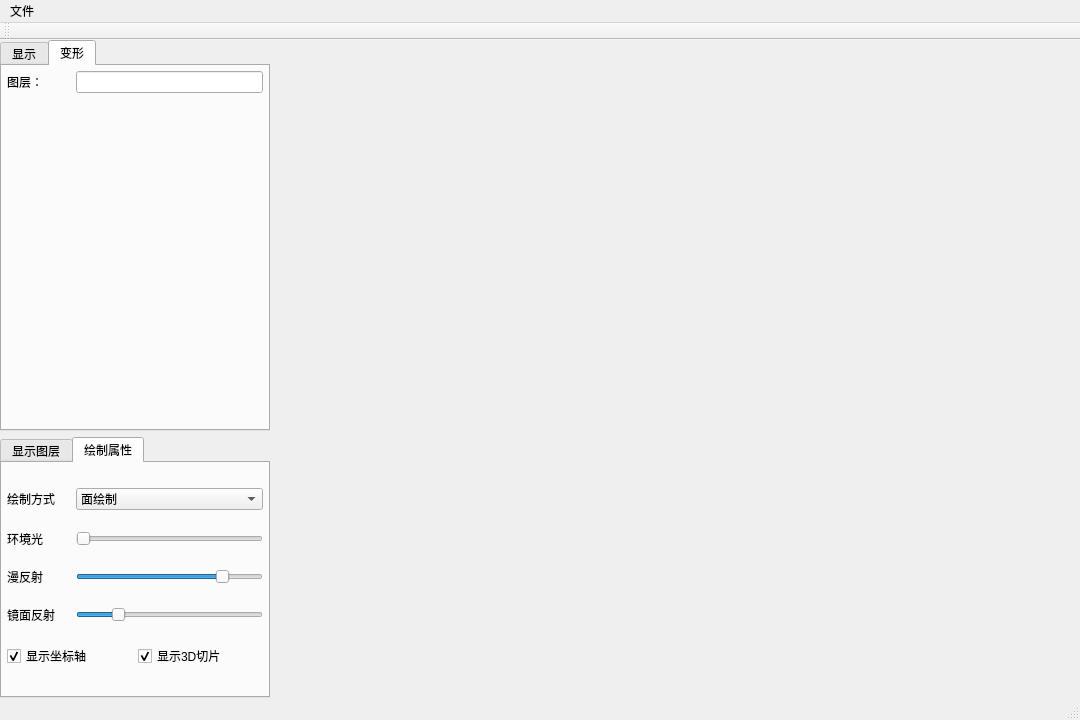
Qt form Viewer/Viewer.ui (Imanity/MedicalToolkit) before a commit.
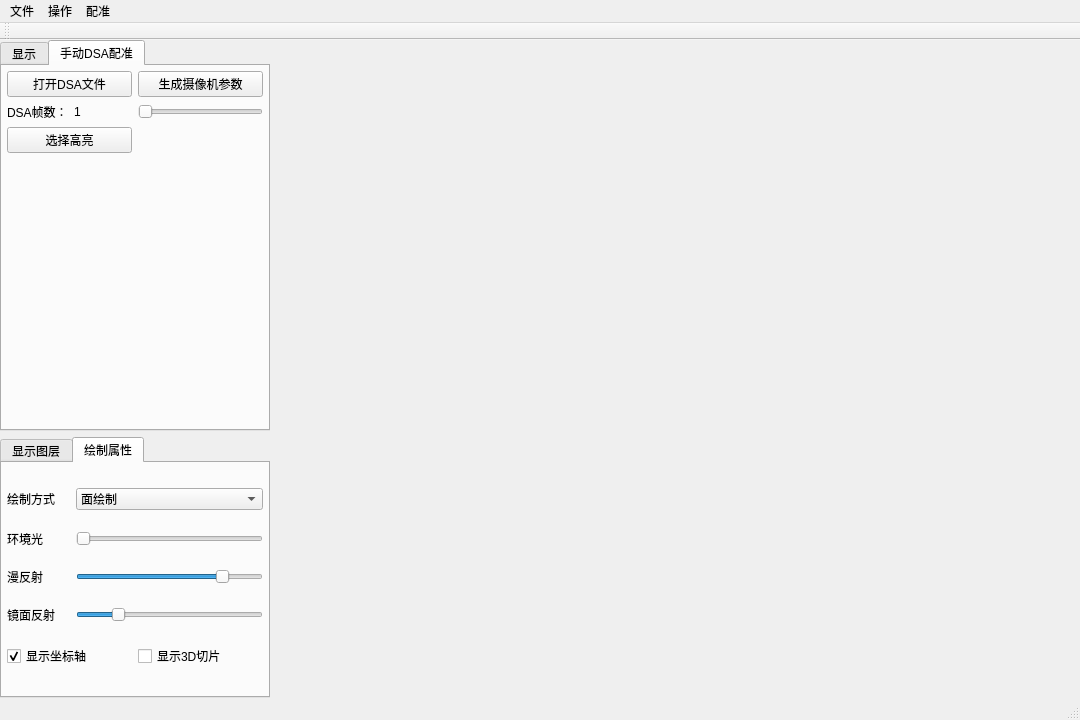
The same form after that commit. The open tabs and pages were chosen to show the change.

Commit message: Manual register

The edit to the form file:
```diff
--- a/Viewer/Viewer.ui
+++ b/Viewer/Viewer.ui
@@ -37,7 +37,13 @@
         <property name="currentIndex">
          <number>1</number>
         </property>
-        <widget class="QWidget" name="Page1">
+        <property name="tabsClosable">
+         <bool>false</bool>
+        </property>
+        <property name="movable">
+         <bool>false</bool>
+        </property>
+        <widget class="QWidget" name="PageDisplay">
          <attribute name="title">
           <string>显示</string>
          </attribute>
@@ -279,11 +285,14 @@
           </item>
          </layout>
         </widget>
-        <widget class="QWidget" name="Page2">
+        <widget class="QWidget" name="PageManualDSARegister">
+         <property name="enabled">
+          <bool>true</bool>
+         </property>
          <attribute name="title">
-          <string>变形</string>
+          <string>手动DSA配准</string>
          </attribute>
-         <layout class="QGridLayout" name="transformLayout" columnstretch="1,3">
+         <layout class="QGridLayout" name="transformLayout" columnstretch="1,1">
           <property name="leftMargin">
            <number>5</number>
           </property>
@@ -296,17 +305,25 @@
           <property name="bottomMargin">
            <number>5</number>
           </property>
-          <item row="0" column="0">
-           <widget class="QLabel" name="layerNameLabel1">
-            <property name="text">
-             <string>图层：</string>
-            </property>
-           </widget>
+          <item row="2" column="0">
+           <layout class="QHBoxLayout" name="horizontalLayout_2">
+            <item>
+             <widget class="QLabel" name="frameLabel">
+              <property name="text">
+               <string>DSA帧数：</string>
+              </property>
+             </widget>
+            </item>
+            <item>
+             <widget class="QLabel" name="frameVal">
+              <property name="text">
+               <string>1</string>
+              </property>
+             </widget>
+            </item>
+           </layout>
           </item>
-          <item row="0" column="1">
-           <widget class="QLineEdit" name="layerName1"/>
-          </item>
-          <item row="1" column="0">
+          <item row="4" column="0">
            <spacer name="verticalSpacer_2">
             <property name="orientation">
              <enum>Qt::Vertical</enum>
@@ -319,6 +336,40 @@
             </property>
            </spacer>
           </item>
+          <item row="0" column="1">
+           <widget class="QPushButton" name="generateCameraBtn">
+            <property name="text">
+             <string>生成摄像机参数</string>
+            </property>
+           </widget>
+          </item>
+          <item row="0" column="0">
+           <widget class="QPushButton" name="openDSABtn">
+            <property name="text">
+             <string>打开DSA文件</string>
+            </property>
+           </widget>
+          </item>
+          <item row="2" column="1">
+           <widget class="QSlider" name="frameSlider">
+            <property name="minimum">
+             <number>1</number>
+            </property>
+            <property name="maximum">
+             <number>1</number>
+            </property>
+            <property name="orientation">
+             <enum>Qt::Horizontal</enum>
+            </property>
+           </widget>
+          </item>
+          <item row="3" column="0">
+           <widget class="QPushButton" name="highLightBtn">
+            <property name="text">
+             <string>选择高亮</string>
+            </property>
+           </widget>
+          </item>
          </layout>
         </widget>
        </widget>
@@ -472,7 +523,7 @@
                  <string>显示3D切片</string>
                 </property>
                 <property name="checked">
-                 <bool>true</bool>
+                 <bool>false</bool>
                 </property>
                </widget>
               </item>
@@ -536,7 +587,21 @@
     <addaction name="actionOpenNifti"/>
     <addaction name="actionSaveNifti"/>
    </widget>
+   <widget class="QMenu" name="menuOperation">
+    <property name="title">
+     <string>操作</string>
+    </property>
+    <addaction name="actionExtractVessel"/>
+   </widget>
+   <widget class="QMenu" name="menuRegister">
+    <property name="title">
+     <string>配准</string>
+    </property>
+    <addaction name="actionManualRegisterDSA"/>
+   </widget>
    <addaction name="menuFile"/>
+   <addaction name="menuOperation"/>
+   <addaction name="menuRegister"/>
   </widget>
   <widget class="QStatusBar" name="statusBar"/>
   <widget class="QToolBar" name="toolBar">
```
Left out of the diff: 12 changed lines with no effect on the pictures. The commit also changes 14 other files.
